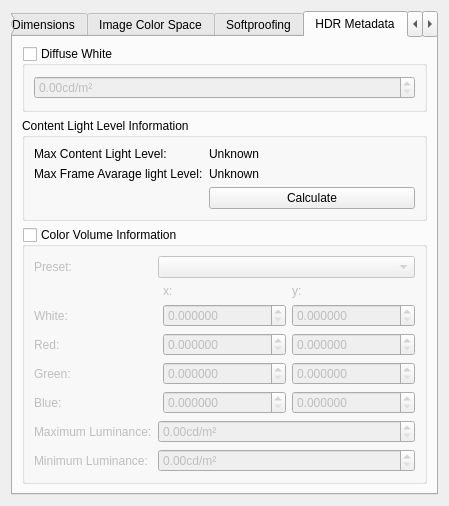
Qt form libs/ui/forms/wdgimageproperties.ui (KDE/krita) before a commit.
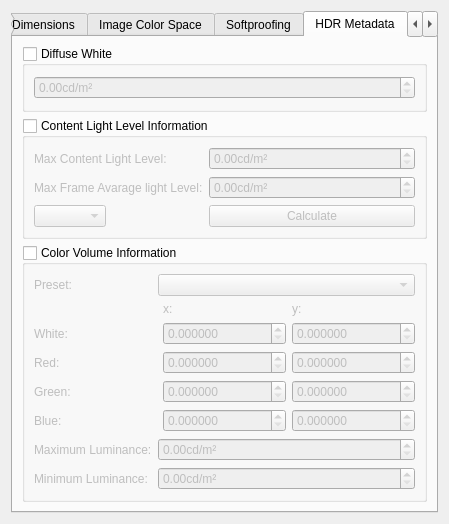
The same form after that commit. The open tabs and pages were chosen to show the change. Custom widgets are drawn as their Qt base class.

Commit message:
Allow multiple luminance calculation types for hdr content light level.
Some specifications state it needs to be done on RGB components,
but that doesn't always make sense in a given workflow, so we now
let artists choose which method they want to use, falling back
on XYZ luminance if necessary.

```diff
--- a/libs/ui/forms/wdgimageproperties.ui
+++ b/libs/ui/forms/wdgimageproperties.ui
@@ -11,7 +11,7 @@
     <x>0</x>
     <y>0</y>
     <width>449</width>
-    <height>504</height>
+    <height>522</height>
    </rect>
   </property>
   <property name="windowTitle">
@@ -333,7 +333,7 @@
           <string>Content Light Level Information</string>
          </property>
          <property name="checkable">
-          <bool>false</bool>
+          <bool>true</bool>
          </property>
          <property name="checked">
           <bool>false</bool>
@@ -353,17 +353,13 @@
             </property>
            </widget>
           </item>
-          <item row="0" column="1">
-           <widget class="QLabel" name="lblMaxCll">
-            <property name="text">
-             <string>Unknown</string>
-            </property>
-           </widget>
-          </item>
-          <item row="1" column="1">
-           <widget class="QLabel" name="lblMaxFall">
-            <property name="text">
-             <string>Unknown</string>
+          <item row="2" column="0">
+           <widget class="QComboBox" name="cmbLumiCalcType">
+            <property name="sizePolicy">
+             <sizepolicy hsizetype="MinimumExpanding" vsizetype="Fixed">
+              <horstretch>0</horstretch>
+              <verstretch>0</verstretch>
+             </sizepolicy>
             </property>
            </widget>
           </item>
@@ -374,6 +370,26 @@
             </property>
            </widget>
           </item>
+          <item row="0" column="1">
+           <widget class="QDoubleSpinBox" name="spnMaxCll">
+            <property name="suffix">
+             <string>cd/m²</string>
+            </property>
+            <property name="maximum">
+             <double>10000.000000000000000</double>
+            </property>
+           </widget>
+          </item>
+          <item row="1" column="1">
+           <widget class="QDoubleSpinBox" name="spnMaxFall">
+            <property name="suffix">
+             <string>cd/m²</string>
+            </property>
+            <property name="maximum">
+             <double>10000.000000000000000</double>
+            </property>
+           </widget>
+          </item>
          </layout>
         </widget>
        </item>
```
The commit also changes 7 other files.
